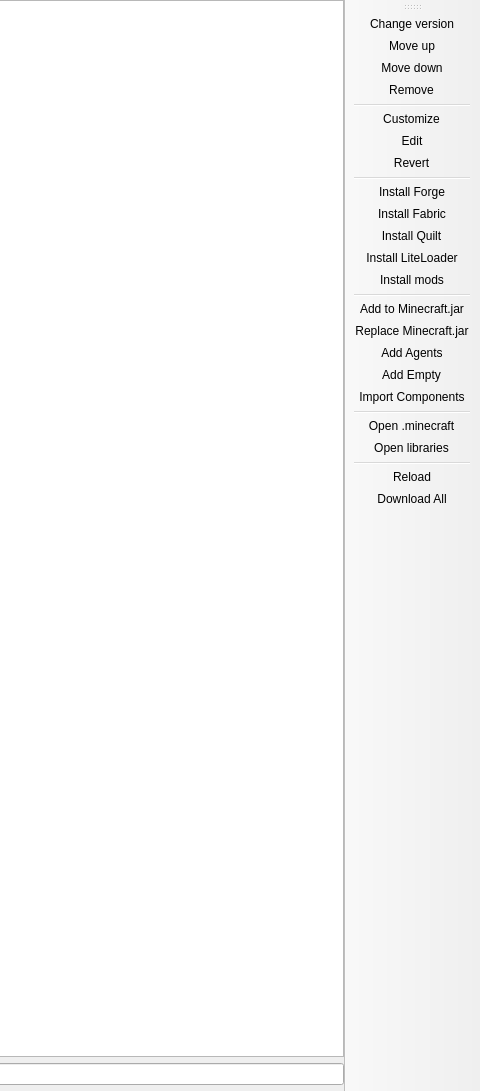
Above: launcher/ui/pages/instance/VersionPage.ui from FreesmTeam/FreesmLauncher before the change; both pictures show x 481 to 961 and y 0 to 1091 of the 961 by 1091 pixel window. Below: the same form after it.
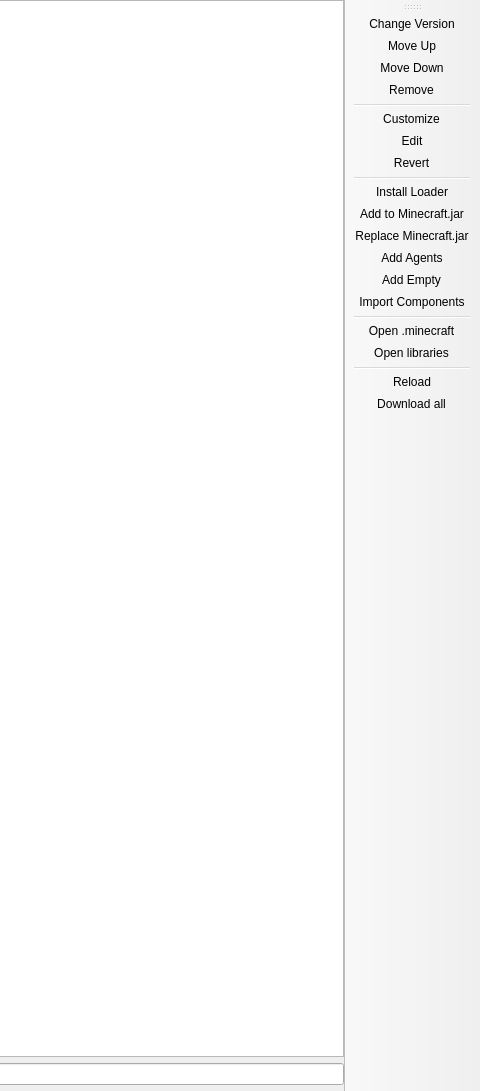
That is the form after the change. Custom widgets are drawn as their Qt base class.

```diff
--- a/launcher/ui/pages/instance/VersionPage.ui
+++ b/launcher/ui/pages/instance/VersionPage.ui
@@ -98,12 +98,7 @@
    <addaction name="actionEdit"/>
    <addaction name="actionRevert"/>
    <addaction name="separator"/>
-   <addaction name="actionInstall_Forge"/>
-   <addaction name="actionInstall_Fabric"/>
-   <addaction name="actionInstall_Quilt"/>
-   <addaction name="actionInstall_LiteLoader"/>
-   <addaction name="actionInstall_mods"/>
-   <addaction name="separator"/>
+   <addaction name="actionInstall_Loader"/>
    <addaction name="actionAdd_to_Minecraft_jar"/>
    <addaction name="actionReplace_Minecraft_jar"/>
    <addaction name="actionAdd_Agents"/>
@@ -118,26 +113,26 @@
   </widget>
   <action name="actionChange_version">
    <property name="text">
-    <string>Change version</string>
+    <string>Change Version</string>
    </property>
    <property name="toolTip">
-    <string>Change version of the selected package.</string>
+    <string>Change version of the selected component.</string>
    </property>
   </action>
   <action name="actionMove_up">
    <property name="text">
-    <string>Move up</string>
+    <string>Move Up</string>
    </property>
    <property name="toolTip">
-    <string>Make the selected package apply sooner.</string>
+    <string>Make the selected component apply sooner.</string>
    </property>
   </action>
   <action name="actionMove_down">
    <property name="text">
-    <string>Move down</string>
+    <string>Move Down</string>
    </property>
    <property name="toolTip">
-    <string>Make the selected package apply later.</string>
+    <string>Make the selected component apply later.</string>
    </property>
   </action>
   <action name="actionRemove">
@@ -145,7 +140,7 @@
     <string>Remove</string>
    </property>
    <property name="toolTip">
-    <string>Remove selected package from the instance.</string>
+    <string>Remove selected component from the instance.</string>
    </property>
   </action>
   <action name="actionCustomize">
@@ -153,7 +148,7 @@
     <string>Customize</string>
    </property>
    <property name="toolTip">
-    <string>Customize selected package.</string>
+    <string>Customize selected component.</string>
    </property>
   </action>
   <action name="actionEdit">
@@ -161,7 +156,7 @@
     <string>Edit</string>
    </property>
    <property name="toolTip">
-    <string>Edit selected package.</string>
+    <string>Edit selected component.</string>
    </property>
   </action>
   <action name="actionRevert">
@@ -169,47 +164,15 @@
     <string>Revert</string>
    </property>
    <property name="toolTip">
-    <string>Revert the selected package to default.</string>
+    <string>Revert the selected component to default.</string>
    </property>
   </action>
-  <action name="actionInstall_Forge">
+  <action name="actionInstall_Loader">
    <property name="text">
-    <string>Install Forge</string>
+    <string>Install Loader</string>
    </property>
    <property name="toolTip">
-    <string>Install the Minecraft Forge package.</string>
-   </property>
-  </action>
-  <action name="actionInstall_Fabric">
-   <property name="text">
-    <string>Install Fabric</string>
-   </property>
-   <property name="toolTip">
-    <string>Install the Fabric Loader package.</string>
-   </property>
-  </action>
-  <action name="actionInstall_Quilt">
-   <property name="text">
-    <string>Install Quilt</string>
-   </property>
-   <property name="toolTip">
-    <string>Install the Quilt Loader package.</string>
-   </property>
-  </action>
-  <action name="actionInstall_LiteLoader">
-   <property name="text">
-    <string>Install LiteLoader</string>
-   </property>
-   <property name="toolTip">
-    <string>Install the LiteLoader package.</string>
-   </property>
-  </action>
-  <action name="actionInstall_mods">
-   <property name="text">
-    <string>Install mods</string>
-   </property>
-   <property name="toolTip">
-    <string>Install normal mods.</string>
+    <string>Install a mod loader.</string>
    </property>
   </action>
   <action name="actionAdd_to_Minecraft_jar">
@@ -238,7 +201,7 @@
     <string>Add Empty</string>
    </property>
    <property name="toolTip">
-    <string>Add an empty custom package.</string>
+    <string>Add an empty custom component.</string>
    </property>
   </action>
   <action name="actionReload">
@@ -246,12 +209,12 @@
     <string>Reload</string>
    </property>
    <property name="toolTip">
-    <string>Reload all packages.</string>
+    <string>Reload all components.</string>
    </property>
   </action>
   <action name="actionDownload_All">
    <property name="text">
-    <string>Download All</string>
+    <string>Download all</string>
    </property>
    <property name="toolTip">
     <string>Download the files needed to launch the instance now.</string>
```
